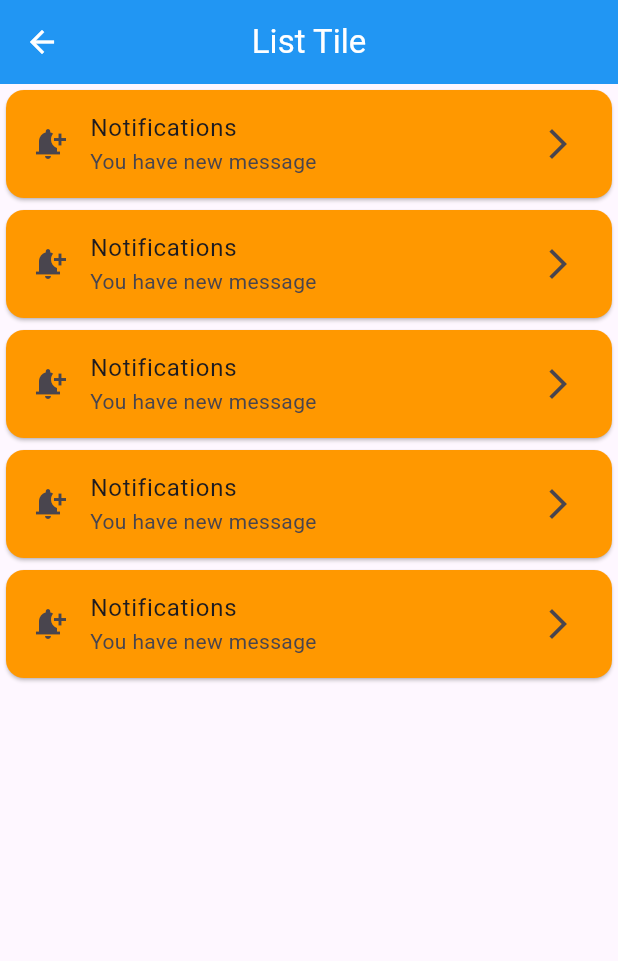
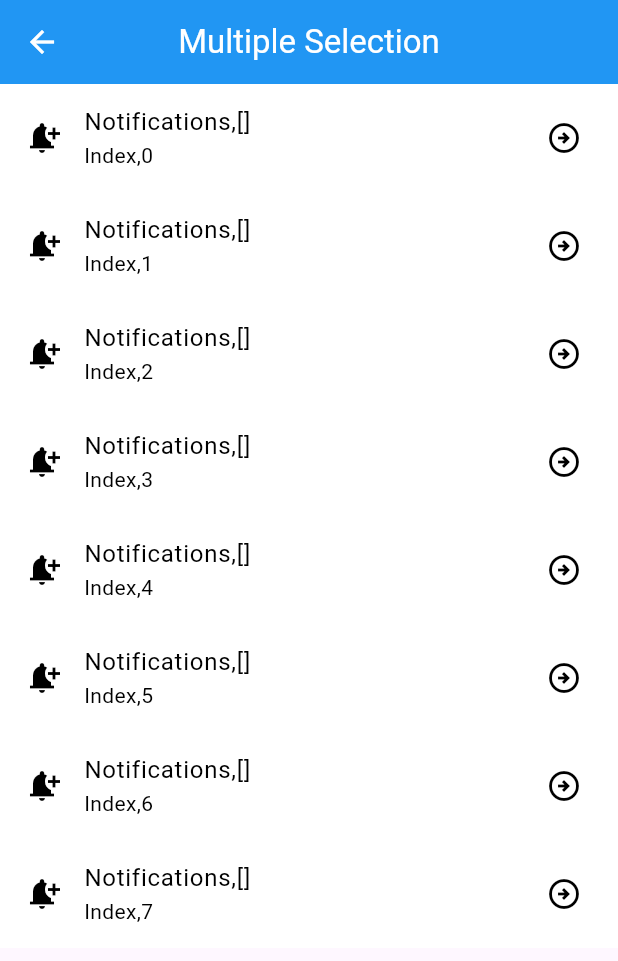
Before and after one commit to AbRehman536/Flutter_sec_10, a Flutter app: the screen it shows after launch, on a phone screen of 412 x 824 dp. Shown: the top 961 px of the screen. Run offline on Flutter 3.47's test engine with Material 3 defaults, Android fonts, the phone set to English and light mode, and no system bars.

Commit message:
Selections done

```diff
--- a/lib/main.dart
+++ b/lib/main.dart
@@ -3,9 +3,11 @@ import 'package:flutter_sec_10/assets_images.dart';
 import 'package:flutter_sec_10/floating_action_button.dart';
 import 'package:flutter_sec_10/listview_demo.dart';
 import 'package:flutter_sec_10/login_form.dart';
+import 'package:flutter_sec_10/multiple_selection.dart';
 import 'package:flutter_sec_10/nested_row_column.dart';
 import 'package:flutter_sec_10/network_image.dart';
 import 'package:flutter_sec_10/row_column.dart';
+import 'package:flutter_sec_10/single_selection.dart';
 
 import 'appbar_demo.dart';
 
@@ -39,7 +41,7 @@ class MyApp extends StatelessWidget {
         // tested with just a hot reload.
         colorScheme: ColorScheme.fromSeed(seedColor: Colors.deepPurple),
       ),
-      home: ListTileDemo(),
+      home: MultipleSelectionDemo(),
     );
   }
 }
--- /dev/null
+++ b/lib/multiple_selection.dart
@@ -0,0 +1,49 @@
+import 'package:flutter/material.dart';
+
+class MultipleSelectionDemo extends StatefulWidget {
+
+  const MultipleSelectionDemo({super.key});
+
+  @override
+  State<MultipleSelectionDemo> createState() => _MultipleSelectionDemoState();
+}
+
+class _MultipleSelectionDemoState extends State<MultipleSelectionDemo> {
+  List<int> selectedIndex = [];
+  @override
+  Widget build(BuildContext context) {
+    return Scaffold(
+      appBar: AppBar(
+        leading: Icon(Icons.arrow_back),
+        title: Text("Multiple Selection"),
+        backgroundColor: Colors.blue,
+        foregroundColor: Colors.white,
+        centerTitle: true,
+      ),
+      body:  ListView.builder(
+        itemCount: 8,
+        itemBuilder: (BuildContext context, int index) {
+          return ListTile(
+            onTap: (){
+              setState(() {
+                if(selectedIndex.contains(index)){
+                  selectedIndex.remove(index);
+                }else{
+                  selectedIndex.add(index);
+                }
+              });
+            },
+            tileColor: selectedIndex.contains(index) ? Colors.orange : Colors.white,
+            textColor: selectedIndex.contains(index) ? Colors.white : Colors.black,
+            iconColor: selectedIndex.contains(index) ? Colors.white : Colors.black,
+
+            leading: Icon(selectedIndex.contains(index)?Icons.notification_add_outlined:Icons.notification_add),
+            title: Text("Notifications,$selectedIndex"),
+            subtitle: Text("Index,$index"),
+            trailing: Icon(selectedIndex.contains(index) ? Icons.arrow_circle_down : Icons.arrow_circle_right_outlined),
+          );
+        },
+      ),
+    );
+  }
+}
```
Also changed, not shown: lib/single_selection.dart (added, +43 -0 lines).
